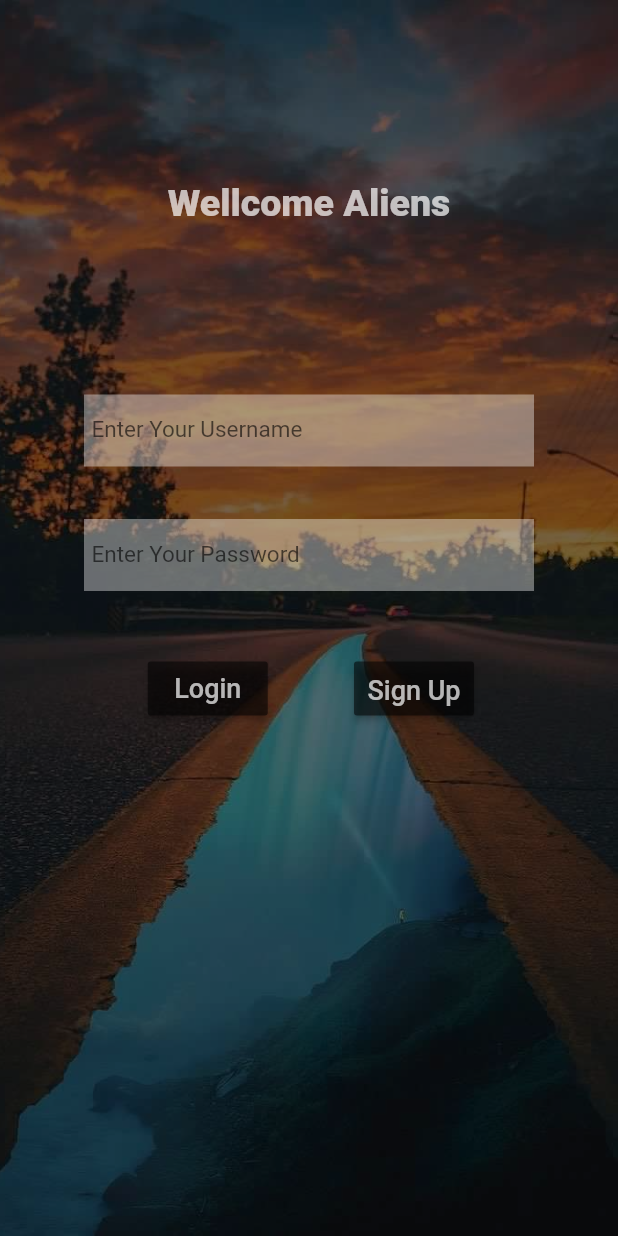
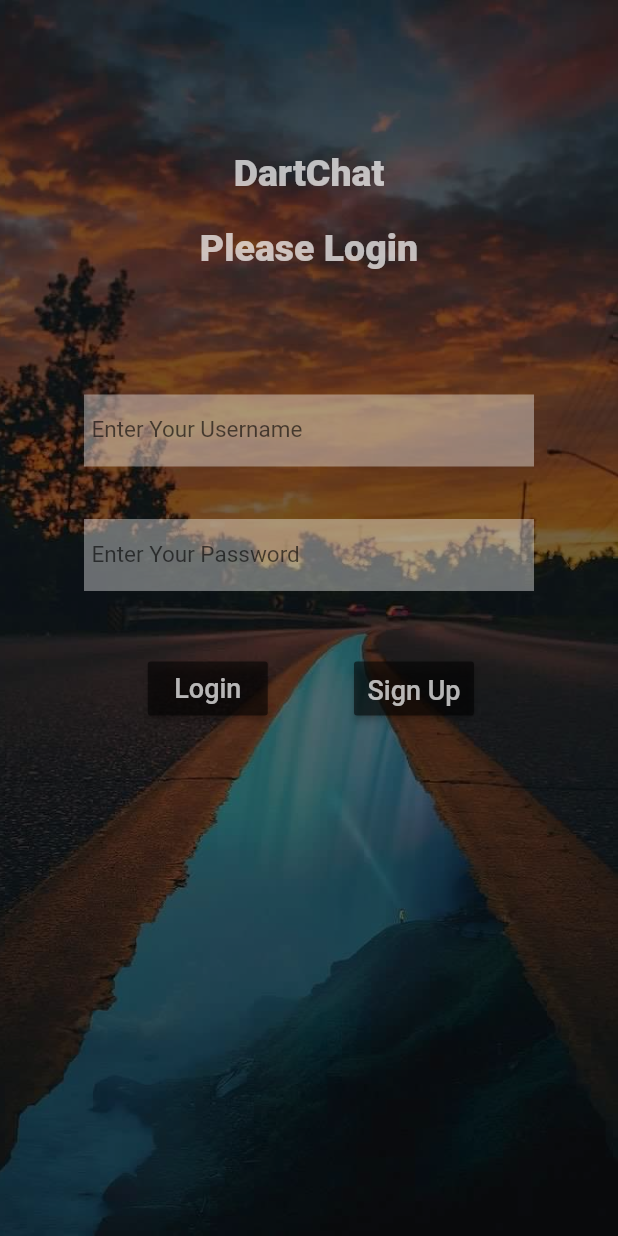
Before and after one commit to codewithSUKU/dartchat, a Flutter app: the screen it shows after launch, on a phone screen of 412 x 824 dp. Run offline on Flutter 3.47's test engine with Material 2 defaults, Android fonts, the phone set to English and light mode, and no system bars; our stand-ins replace shared_preferences.

Commit message:
title modify

```diff
--- a/lib/screens/MainPage.dart
+++ b/lib/screens/MainPage.dart
@@ -153,11 +153,24 @@ class _LoginPageState extends State<LoginPage> {
             colorBlendMode: BlendMode.darken,
           ),
           Container(
-            margin: EdgeInsets.only(top: 120.0),
+            margin: EdgeInsets.only(top: 100.0),
             padding: EdgeInsets.all(1.0),
             alignment: Alignment.topCenter,
             child: Text(
-              "Wellcome Aliens",
+              "DartChat",
+              style: TextStyle(
+                color: Colors.white70,
+                fontSize: 25.0,
+                fontWeight: FontWeight.w900,
+              ),
+            ),
+          ),
+          Container(
+            margin: EdgeInsets.only(top: 150.0),
+            padding: EdgeInsets.all(1.0),
+            alignment: Alignment.topCenter,
+            child: Text(
+              "Please Login",
               style: TextStyle(
                 color: Colors.white70,
                 fontSize: 25.0,
```
